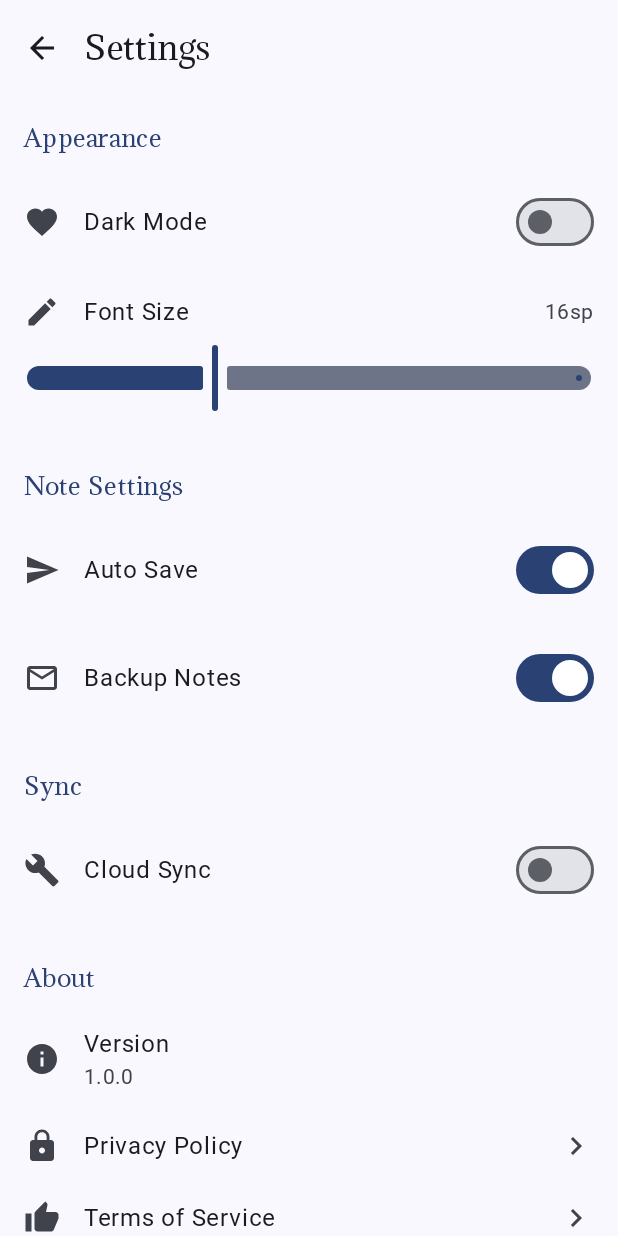
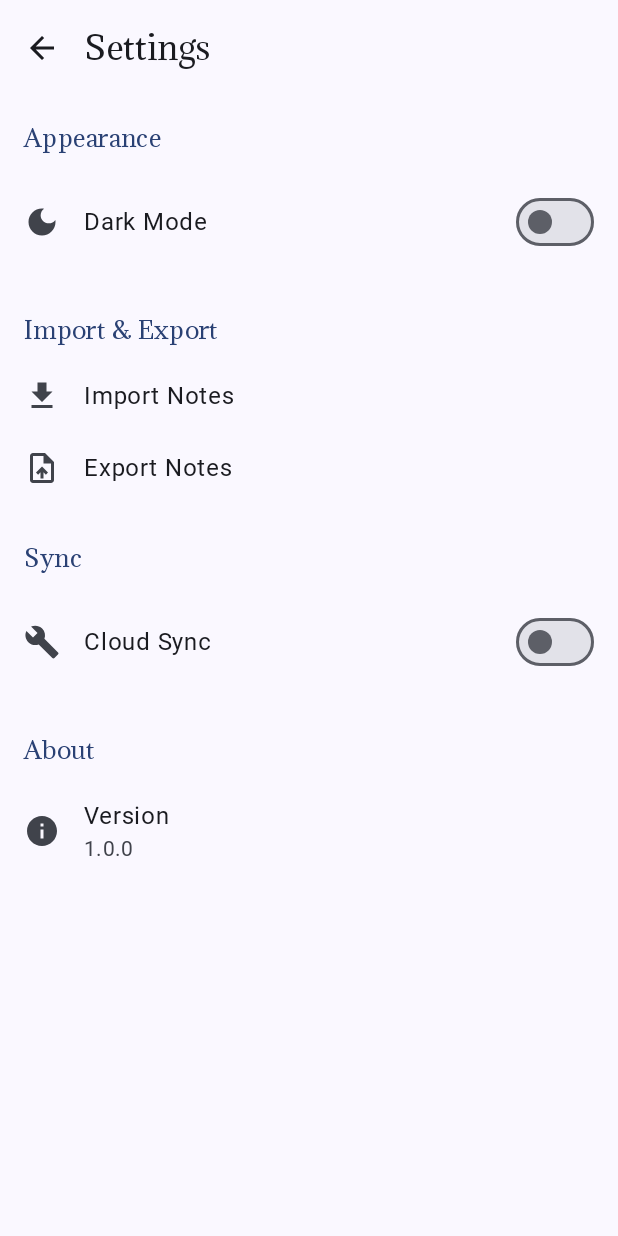
Before and after one commit to DevDomingoJohn/Ceso, an Android app built with Jetpack Compose: the SettingsScreen screen opened through its navigation route, on a phone screen of 412 x 824 dp. Run offline under Robolectric (Android 15) with nearby library versions, the phone set to English and light mode, and no system bars; our stand-ins replace Room's generated code.

Commit message:
15th Commit: Implementing settings fucntionality, dark mode working, removed other settings items.

```diff
--- a/app/src/main/java/com/domindev/ceso/MainActivity.kt
+++ b/app/src/main/java/com/domindev/ceso/MainActivity.kt
@@ -20,12 +20,14 @@ class MainActivity : ComponentActivity() {
     override fun onCreate(savedInstanceState: Bundle?) {
         super.onCreate(savedInstanceState)
         setContent {
-            val viewModel = viewModel<DataViewModel> (
+            val viewModel = viewModel<DataViewModel>(
                 factory = ViewModelFactoryHelper(MyApp.appModule.dao)
             )
             val state by viewModel.state.collectAsStateWithLifecycle()
             val navController = rememberNavController()
-            CesoTheme {
+            val themeState by MyApp.appModule.themeState.collectAsStateWithLifecycle()
+
+            CesoTheme(darkTheme = themeState.isDarkTheme) {
                 NavHost(
                     navController = navController,
                     startDestination = HomeScreen
@@ -42,7 +44,7 @@ class MainActivity : ComponentActivity() {
                     }
                     composable<SettingsScreen> {
                         SettingsScreen(state, navController, viewModel::onEvent) {
-                            navController.navigate(it)
+                            navController.navigateUp()
                         }
                     }
                 }
--- /dev/null
+++ b/app/src/main/java/com/domindev/ceso/ThemeState.kt
@@ -0,0 +1,5 @@
+package com.domindev.ceso
+
+data class ThemeState(
+    val isDarkTheme: Boolean
+)
--- a/app/src/main/java/com/domindev/ceso/ui/components/Components.kt
+++ b/app/src/main/java/com/domindev/ceso/ui/components/Components.kt
@@ -253,10 +253,6 @@ fun CesoNavigationDrawer(
             icon = Icons.Outlined.Home
         ),
         NavigationItem(
-            title = "Import",
-            icon = Icons.Outlined.KeyboardArrowDown
-        ),
-        NavigationItem(
             title = "Trash",
             icon = Icons.Outlined.Delete
         ),
@@ -286,15 +282,14 @@ fun CesoNavigationDrawer(
                         icon = { Icon(imageVector = item.icon, contentDescription = item.title)},
                         selected = index == state.selectedItem.value,
                         onClick = {
-                            if (index == 0 || index == 2)
+                            if (index == 0 || index == 1 || index == 3)
                                 state.selectedItem.value = index
 
                             coroutineScope.launch {
 //                                if (index == 1) {
 //                                   onClick()
 //                                }
-                                if (index == 3 && state.selectedItem.value != index) {
-                                    state.selectedItem.value = index
+                                if (index == 2) {
                                     navController.navigate(SettingsScreen)
                                 }
                                 state.drawerState.close()
--- a/app/src/main/java/com/domindev/ceso/ui/screens/SettingsScreen.kt
+++ b/app/src/main/java/com/domindev/ceso/ui/screens/SettingsScreen.kt
@@ -6,15 +6,19 @@ import androidx.compose.foundation.verticalScroll
 import androidx.compose.material.icons.Icons
 import androidx.compose.material.icons.automirrored.filled.ArrowBack
 import androidx.compose.material.icons.automirrored.filled.KeyboardArrowRight
-import androidx.compose.material.icons.automirrored.filled.Send
 import androidx.compose.material.icons.filled.*
 import androidx.compose.material3.*
 import androidx.compose.runtime.*
 import androidx.compose.ui.Alignment
 import androidx.compose.ui.Modifier
+import androidx.compose.ui.graphics.vector.ImageVector
+import androidx.compose.ui.res.vectorResource
 import androidx.compose.ui.text.style.TextOverflow
 import androidx.compose.ui.unit.dp
+import androidx.lifecycle.compose.collectAsStateWithLifecycle
 import androidx.navigation.NavHostController
+import com.domindev.ceso.MyApp
+import com.domindev.ceso.R
 import com.domindev.ceso.ui.components.CesoNavigationDrawer
 import com.domindev.ceso.ui.event.Events
 import com.domindev.ceso.ui.state.State
@@ -27,10 +31,8 @@ fun SettingsScreen(
     onEvent: (Events) -> Unit,
     navigateBack: () -> Unit
 ) {
-    var darkMode by remember { mutableStateOf(false) }
-    var fontSize by remember { mutableIntStateOf(16) }
-    var autoSave by remember { mutableStateOf(true) }
-    var backupEnabled by remember { mutableStateOf(true) }
+    val themeState by MyApp.appModule.themeState.collectAsStateWithLifecycle()
+
     var syncEnabled by remember { mutableStateOf(false) }
 
     CesoNavigationDrawer(state,navController) {
@@ -41,7 +43,7 @@ fun SettingsScreen(
                     navigationIcon = {
                         IconButton(
                             onClick = {
-                                navigateBack() // TODO
+                                navigateBack()
                             }
                         ) {
                             Icon(Icons.AutoMirrored.Filled.ArrowBack, contentDescription = "Back")
@@ -59,38 +61,24 @@ fun SettingsScreen(
                 // Appearance Section
                 SettingsSection(title = "Appearance") {
                     SettingsSwitchItem(
-                        icon = Icons.Default.Favorite,
-                        //icon = Icons.Default.DarkMode,
+                        icon = ImageVector.vectorResource(R.drawable.dark_mode_24),
                         title = "Dark Mode",
-                        checked = darkMode,
-                        onCheckedChange = { darkMode = it }
-                    )
-                    SettingsSliderItem(
-                        icon = Icons.Default.Create,
-                        //icon = Icons.Default.TextFields,
-                        title = "Font Size",
-                        value = fontSize.toFloat(),
-                        onValueChange = { fontSize = it.toInt() },
-                        valueRange = 12f..24f,
-                        valueText = "${fontSize}sp"
+                        checked = themeState.isDarkTheme,
+                        onCheckedChange = { MyApp.appModule.setDarkTheme(it) }
                     )
                 }
 
-                // Note Settings Section
-                SettingsSection(title = "Note Settings") {
-                    SettingsSwitchItem(
-                        icon = Icons.AutoMirrored.Default.Send,
-                        // icon = Icons.Default.Save,
-                        title = "Auto Save",
-                        checked = autoSave,
-                        onCheckedChange = { autoSave = it }
+                // Extras Section
+                SettingsSection(title = "Import & Export") {
+                    SettingsItem(
+                        icon = ImageVector.vectorResource(R.drawable.file_download_24),
+                        title = "Import Notes",
+                        // onClick = {}
                     )
-                    SettingsSwitchItem(
-                        icon = Icons.Default.MailOutline,
-                        // icon = Icons.Default.Backup,
-                        title = "Backup Notes",
-                        checked = backupEnabled,
-                        onCheckedChange = { backupEnabled = it }
+                    SettingsItem(
+                        icon = ImageVector.vectorResource(R.drawable.upload_file_24),
+                        title = "Export Notes",
+                        // onClick = {}
                     )
                 }
 
@@ -120,18 +108,6 @@ fun SettingsScreen(
                         title = "Version",
                         subtitle = "1.0.0"
                     )
-                    SettingsItem(
-                        icon = Icons.Default.Lock,
-                        // icon = Icons.Default.PrivacyTip,
-                        title = "Privacy Policy",
-                        onClick = { /* Handle privacy policy */ }
-                    )
-                    SettingsItem(
-                        icon = Icons.Default.ThumbUp,
-                        // icon = Icons.Default.Description,
-                        title = "Terms of Service",
-                        onClick = { /* Handle terms of service */ }
-                    )
                 }
             }
         }
@@ -158,7 +134,7 @@ private fun SettingsSection(
 
 @Composable
 private fun SettingsItem(
-    icon: androidx.compose.ui.graphics.vector.ImageVector,
+    icon: ImageVector,
     title: String,
     subtitle: String? = null,
     onClick: (() -> Unit)? = null
@@ -208,7 +184,7 @@ private fun SettingsItem(
 
 @Composable
 private fun SettingsSwitchItem(
-    icon: androidx.compose.ui.graphics.vector.ImageVector,
+    icon: ImageVector,
     title: String,
     checked: Boolean,
     onCheckedChange: (Boolean) -> Unit
@@ -243,7 +219,7 @@ private fun SettingsSwitchItem(
 
 @Composable
 private fun SettingsSliderItem(
-    icon: androidx.compose.ui.graphics.vector.ImageVector,
+    icon: ImageVector,
     title: String,
     value: Float,
     onValueChange: (Float) -> Unit,
--- /dev/null
+++ b/app/src/main/res/drawable/dark_mode_24.xml
@@ -0,0 +1,5 @@
+<vector xmlns:android="http://schemas.android.com/apk/res/android" android:height="24dp" android:tint="#000000" android:viewportHeight="24" android:viewportWidth="24" android:width="24dp">
+
+    <path android:fillColor="@android:color/white" android:pathData="M12,3c-4.97,0 -9,4.03 -9,9s4.03,9 9,9s9,-4.03 9,-9c0,-0.46 -0.04,-0.92 -0.1,-1.36c-0.98,1.37 -2.58,2.26 -4.4,2.26c-2.98,0 -5.4,-2.42 -5.4,-5.4c0,-1.81 0.89,-3.42 2.26,-4.4C12.92,3.04 12.46,3 12,3L12,3z"/>
+
+</vector>
--- /dev/null
+++ b/app/src/main/res/drawable/file_download_24.xml
@@ -0,0 +1,5 @@
+<vector xmlns:android="http://schemas.android.com/apk/res/android" android:height="24dp" android:tint="#000000" android:viewportHeight="24" android:viewportWidth="24" android:width="24dp">
+
+    <path android:fillColor="@android:color/white" android:pathData="M19,9h-4V3H9v6H5l7,7 7,-7zM5,18v2h14v-2H5z"/>
+
+</vector>
--- /dev/null
+++ b/app/src/main/res/drawable/upload_file_24.xml
@@ -0,0 +1,5 @@
+<vector xmlns:android="http://schemas.android.com/apk/res/android" android:height="24dp" android:tint="#000000" android:viewportHeight="24" android:viewportWidth="24" android:width="24dp">
+
+    <path android:fillColor="@android:color/white" android:pathData="M14,2L6,2c-1.1,0 -1.99,0.9 -1.99,2L4,20c0,1.1 0.89,2 1.99,2L18,22c1.1,0 2,-0.9 2,-2L20,8l-6,-6zM18,20L6,20L6,4h7v5h5v11zM8,15.01l1.41,1.41L11,14.84L11,19h2v-4.16l1.59,1.59L16,15.01 12.01,11z"/>
+
+</vector>
```
Also changed, not shown: app/src/main/java/com/domindev/ceso/di/AppModule.kt (+23 -0 lines).
